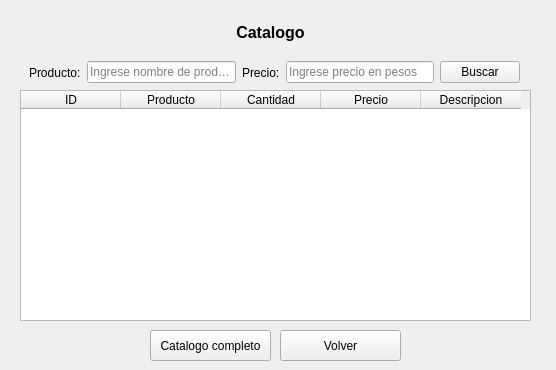
nvargas24/Sistema_medicion_de_rodamientos-SMR, file app_stock_qdesigner/consulta.ui: the form before one commit.
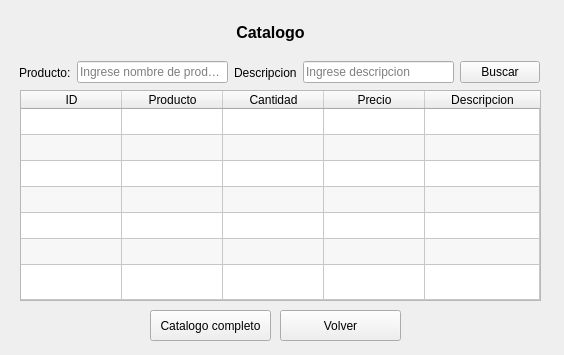
The form after the commit.

The edit to the form file:
```diff
--- a/app_stock_qdesigner/consulta.ui
+++ b/app_stock_qdesigner/consulta.ui
@@ -6,8 +6,8 @@
    <rect>
     <x>0</x>
     <y>0</y>
-    <width>556</width>
-    <height>370</height>
+    <width>564</width>
+    <height>355</height>
    </rect>
   </property>
   <property name="windowTitle">
@@ -25,10 +25,104 @@
     <rect>
      <x>20</x>
      <y>90</y>
-     <width>511</width>
-     <height>231</height>
+     <width>521</width>
+     <height>211</height>
     </rect>
    </property>
+   <property name="minimumSize">
+    <size>
+     <width>521</width>
+     <height>0</height>
+    </size>
+   </property>
+   <property name="frameShadow">
+    <enum>QFrame::Raised</enum>
+   </property>
+   <property name="autoScroll">
+    <bool>true</bool>
+   </property>
+   <property name="editTriggers">
+    <set>QAbstractItemView::NoEditTriggers</set>
+   </property>
+   <property name="alternatingRowColors">
+    <bool>true</bool>
+   </property>
+   <property name="selectionMode">
+    <enum>QAbstractItemView::SingleSelection</enum>
+   </property>
+   <property name="selectionBehavior">
+    <enum>QAbstractItemView::SelectRows</enum>
+   </property>
+   <property name="horizontalScrollMode">
+    <enum>QAbstractItemView::ScrollPerItem</enum>
+   </property>
+   <property name="showGrid">
+    <bool>true</bool>
+   </property>
+   <property name="gridStyle">
+    <enum>Qt::CustomDashLine</enum>
+   </property>
+   <property name="sortingEnabled">
+    <bool>true</bool>
+   </property>
+   <property name="wordWrap">
+    <bool>true</bool>
+   </property>
+   <property name="cornerButtonEnabled">
+    <bool>true</bool>
+   </property>
+   <property name="rowCount">
+    <number>7</number>
+   </property>
+   <attribute name="horizontalHeaderVisible">
+    <bool>true</bool>
+   </attribute>
+   <attribute name="horizontalHeaderCascadingSectionResizes">
+    <bool>false</bool>
+   </attribute>
+   <attribute name="horizontalHeaderMinimumSectionSize">
+    <number>30</number>
+   </attribute>
+   <attribute name="horizontalHeaderDefaultSectionSize">
+    <number>101</number>
+   </attribute>
+   <attribute name="horizontalHeaderHighlightSections">
+    <bool>false</bool>
+   </attribute>
+   <attribute name="horizontalHeaderShowSortIndicator" stdset="0">
+    <bool>false</bool>
+   </attribute>
+   <attribute name="horizontalHeaderStretchLastSection">
+    <bool>true</bool>
+   </attribute>
+   <attribute name="verticalHeaderVisible">
+    <bool>false</bool>
+   </attribute>
+   <attribute name="verticalHeaderCascadingSectionResizes">
+    <bool>false</bool>
+   </attribute>
+   <attribute name="verticalHeaderMinimumSectionSize">
+    <number>23</number>
+   </attribute>
+   <attribute name="verticalHeaderDefaultSectionSize">
+    <number>26</number>
+   </attribute>
+   <attribute name="verticalHeaderHighlightSections">
+    <bool>false</bool>
+   </attribute>
+   <attribute name="verticalHeaderShowSortIndicator" stdset="0">
+    <bool>true</bool>
+   </attribute>
+   <attribute name="verticalHeaderStretchLastSection">
+    <bool>true</bool>
+   </attribute>
+   <row/>
+   <row/>
+   <row/>
+   <row/>
+   <row/>
+   <row/>
+   <row/>
    <column>
     <property name="text">
      <string>ID</string>
@@ -37,35 +131,62 @@
      <font>
       <weight>50</weight>
       <bold>false</bold>
+      <stylestrategy>PreferAntialias</stylestrategy>
      </font>
     </property>
+    <property name="textAlignment">
+     <set>AlignCenter</set>
+    </property>
    </column>
    <column>
     <property name="text">
      <string>Producto</string>
     </property>
+    <property name="textAlignment">
+     <set>AlignCenter</set>
+    </property>
    </column>
    <column>
     <property name="text">
      <string>Cantidad</string>
     </property>
+    <property name="textAlignment">
+     <set>AlignCenter</set>
+    </property>
    </column>
    <column>
     <property name="text">
      <string>Precio</string>
     </property>
+    <property name="textAlignment">
+     <set>AlignCenter</set>
+    </property>
    </column>
    <column>
     <property name="text">
      <string>Descripcion</string>
     </property>
+    <property name="textAlignment">
+     <set>AlignCenter</set>
+    </property>
    </column>
+   <item row="0" column="0">
+    <property name="font">
+     <font>
+      <stylestrategy>PreferDefault</stylestrategy>
+      <kerning>true</kerning>
+     </font>
+    </property>
+    <property name="flags">
+     <set>ItemIsSelectable|ItemIsDragEnabled|ItemIsDropEnabled|ItemIsEnabled</set>
+    </property>
+   </item>
   </widget>
   <widget class="QPushButton" name="btn_cat_full">
    <property name="geometry">
     <rect>
      <x>150</x>
-     <y>330</y>
+     <y>310</y>
      <width>121</width>
      <height>31</height>
     </rect>
@@ -78,7 +199,7 @@
    <property name="geometry">
     <rect>
      <x>280</x>
-     <y>330</y>
+     <y>310</y>
      <width>121</width>
      <height>31</height>
     </rect>
@@ -90,13 +211,13 @@
   <widget class="QWidget" name="layoutWidget">
    <property name="geometry">
     <rect>
-     <x>29</x>
+     <x>19</x>
      <y>60</y>
-     <width>491</width>
+     <width>521</width>
      <height>25</height>
     </rect>
    </property>
-   <layout class="QHBoxLayout" name="horizontalLayout">
+   <layout class="QHBoxLayout" name="horizontalLayout" stretch="0,0,0,0,0">
     <item>
      <widget class="QLabel" name="label_nombre">
       <property name="font">
@@ -157,7 +278,7 @@
        </font>
       </property>
       <property name="text">
-       <string>Precio:</string>
+       <string>Descripcion</string>
       </property>
      </widget>
     </item>
@@ -194,7 +315,7 @@
        <bool>false</bool>
       </property>
       <property name="placeholderText">
-       <string>Ingrese precio en pesos</string>
+       <string>Ingrese descripcion</string>
       </property>
       <property name="clearButtonEnabled">
        <bool>true</bool>
```
Left out of the diff: 4 changed lines with no effect on the pictures.
